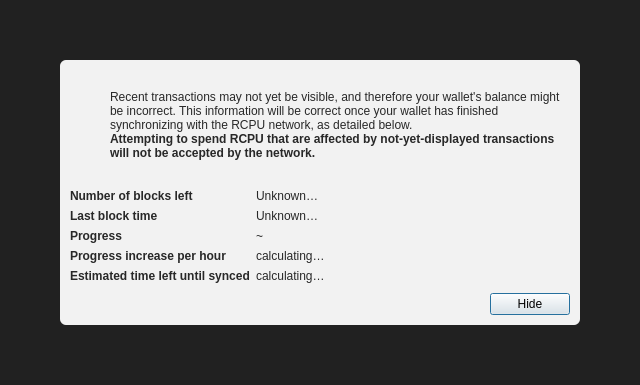
First picture: the form in src/qt/forms/modaloverlay.ui, repository btcrcpu-max/rcpu, before the edit.
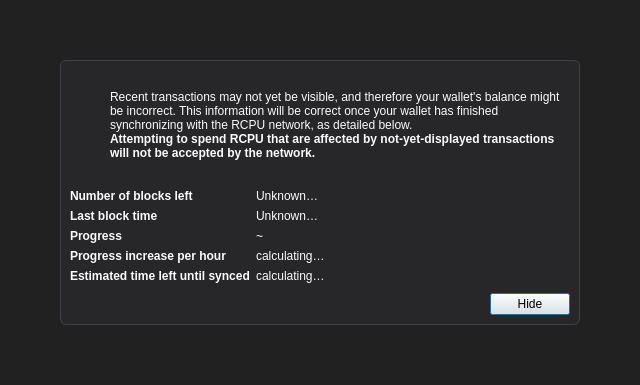
Second picture: the form after the edit. Icons and pictures are not drawn.

Diff of the .ui file:
```diff
--- a/src/qt/forms/modaloverlay.ui
+++ b/src/qt/forms/modaloverlay.ui
@@ -50,9 +50,9 @@
       <item>
        <widget class="QWidget" name="contentWidget" native="true">
         <property name="styleSheet">
-         <string notr="true">#contentWidget { background: rgba(255,255,255,240); border-radius: 6px; }
+<string notr="true">#contentWidget { background: rgba(39,39,42,240); border: 1px solid #3f3f46; border-radius: 6px; }
 
-QLabel { color: rgb(40,40,40);  }</string>
+QLabel { color: #fafafa;  }</string>
         </property>
         <layout class="QVBoxLayout" name="verticalLayoutSub" stretch="1,0,0,0">
          <property name="spacing">
```
